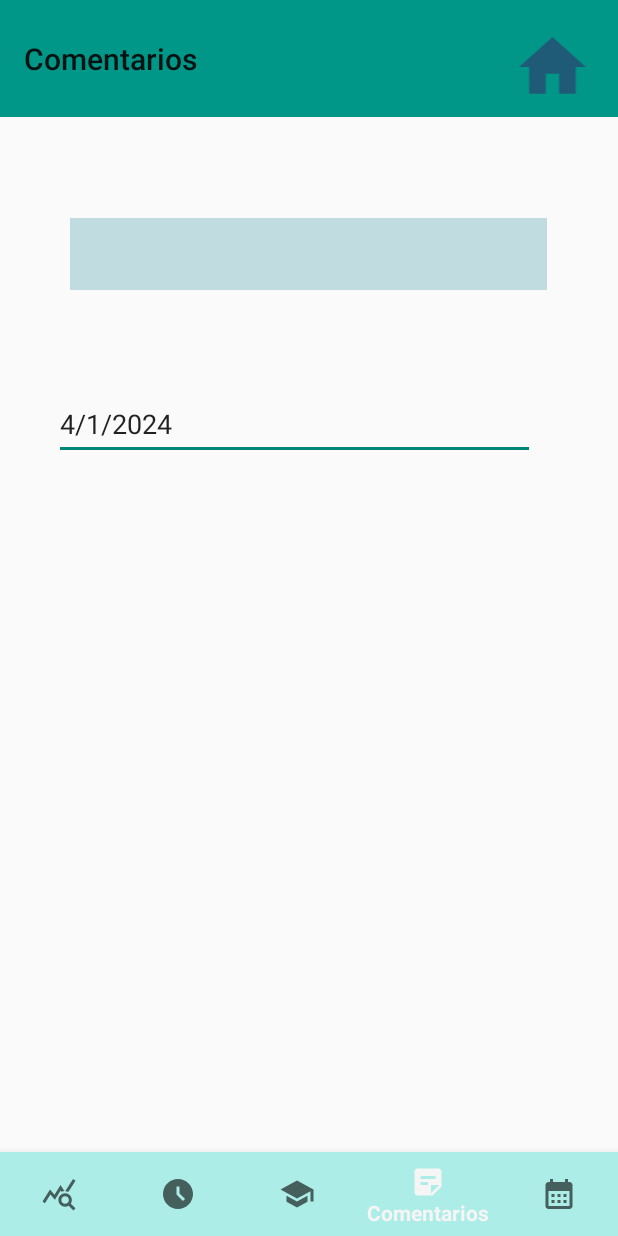
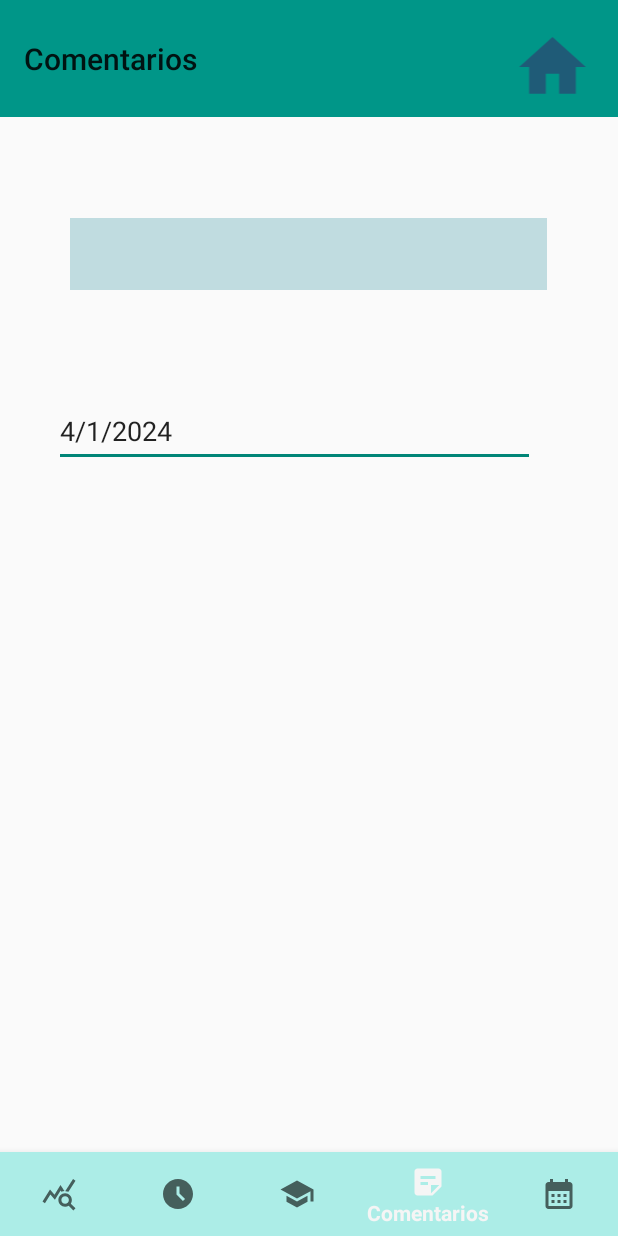
Before and after one commit to jfcaballero/HeticaAPP, an Android app: the MostrarComentarios screen opened directly, with no data from a screen before it, on a phone screen of 412 x 824 dp. Run offline under Robolectric (Android 15) with nearby library versions, the phone set to English and light mode, and no system bars; libraries missing offline, so code that uses them is left out: com.hetica.

Commit message:
Fix: Enviar comentarios
Ahora los comentarios se registran correctamente y la fecha para visualizarlos no se sale del marco al seleccionarla.

```diff
--- a/app/src/main/java/com/hetica/AutismoCordoba/EnviarComentarios.kt
+++ b/app/src/main/java/com/hetica/AutismoCordoba/EnviarComentarios.kt
@@ -56,7 +56,7 @@ var dbComents: AdminSQLiteOpenHelperComentarios? = null
         val mensaje = editText.text.toString()
         dbComents= AdminSQLiteOpenHelperComentarios(requireContext())
 
-        val sdf = SimpleDateFormat("Mddyyyy")
+        val sdf = SimpleDateFormat("MMddyyyy")
         val fechadehoy = sdf.format(Date())
         dbComents?.insertData(fechadehoy, asignaturaSeleccionada, mensaje)
         dismiss()
--- a/app/src/main/res/layout/activity_mostrar_comentarios.xml
+++ b/app/src/main/res/layout/activity_mostrar_comentarios.xml
@@ -26,17 +26,16 @@
         android:layout_width="0dp"
         android:layout_height="48dp"
         android:layout_marginStart="36dp"
-        android:layout_marginTop="27dp"
         android:layout_marginEnd="55dp"
-        android:layout_marginBottom="480dp"
         android:ems="10"
         android:inputType="textPersonName"
         android:text="Fecha"
         app:layout_constraintBottom_toBottomOf="parent"
         app:layout_constraintEnd_toEndOf="parent"
-        app:layout_constraintHorizontal_bias="1.0"
+        app:layout_constraintHorizontal_bias="0.0"
         app:layout_constraintStart_toStartOf="parent"
-        app:layout_constraintTop_toBottomOf="@+id/selectorasignaturas" />
+        app:layout_constraintTop_toTopOf="parent"
+        app:layout_constraintVertical_bias="0.339" />
 
     <Spinner
         android:id="@+id/selectorasignaturas"
```
